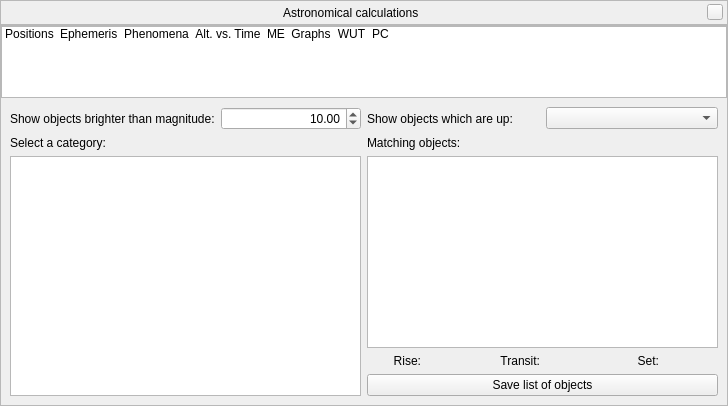
First picture: the form in src/gui/astroCalcDialog.ui, repository 519984307/stellarium_src, before the edit.
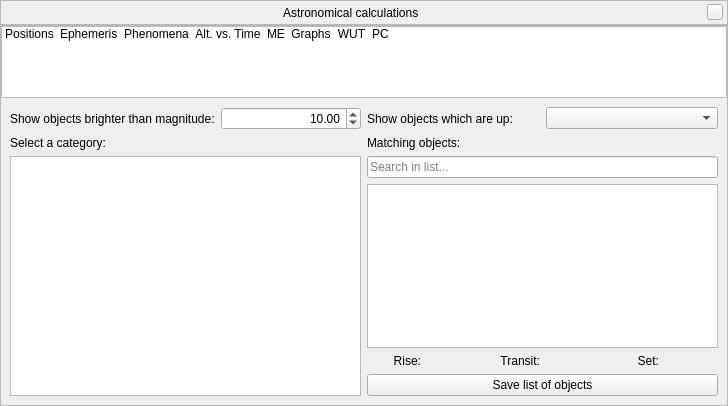
Second picture: the form after the edit. The open tabs and pages were chosen to show the change. Icons and pictures are not drawn. Custom widgets are drawn as their Qt base class.

Commit message: Added few improvements for Search Tool and AstroCalc/WUT

What changed in the file:
```diff
--- a/src/gui/astroCalcDialog.ui
+++ b/src/gui/astroCalcDialog.ui
@@ -1112,6 +1112,13 @@
               </property>
              </widget>
             </item>
+            <item>
+             <widget class="QLineEdit" name="wutMatchingObjectsLineEdit">
+              <property name="placeholderText">
+               <string>Search in list...</string>
+              </property>
+             </widget>
+            </item>
             <item>
              <widget class="QListWidget" name="wutMatchingObjectsListWidget"/>
             </item>
```
Left out of the diff: 2 changed lines with no effect on the pictures. The commit also changes 4 other files.
